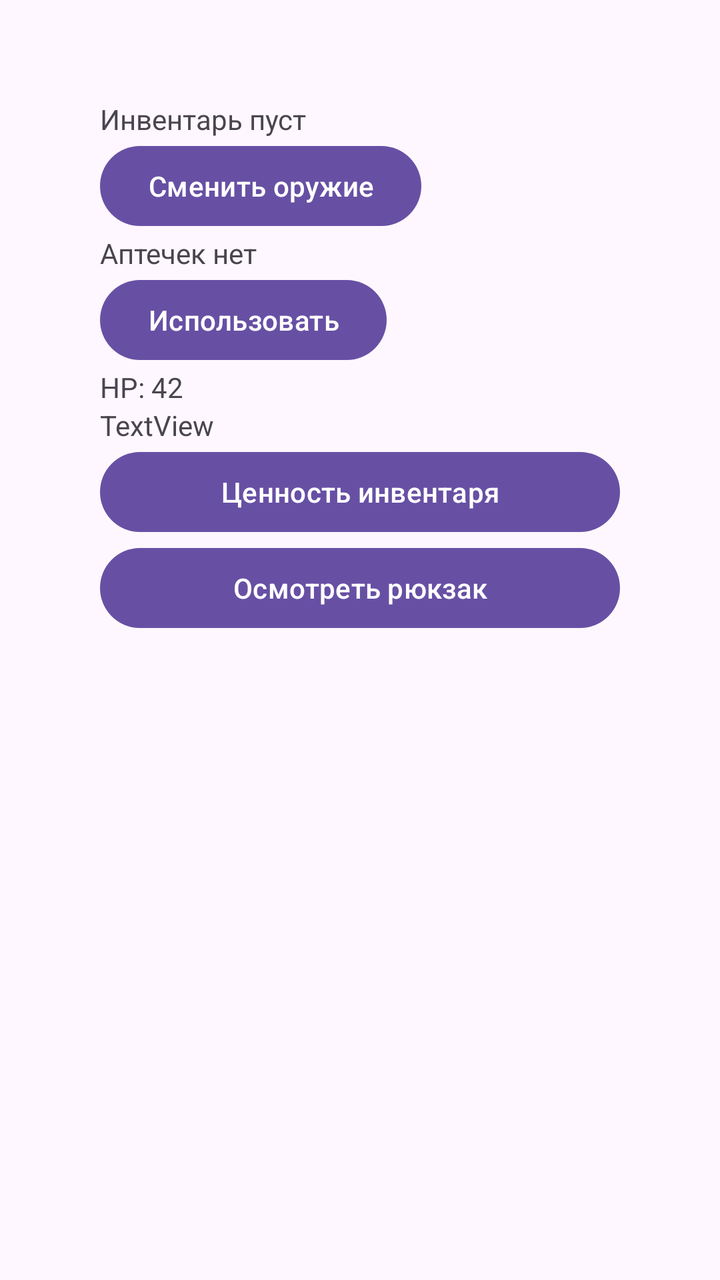
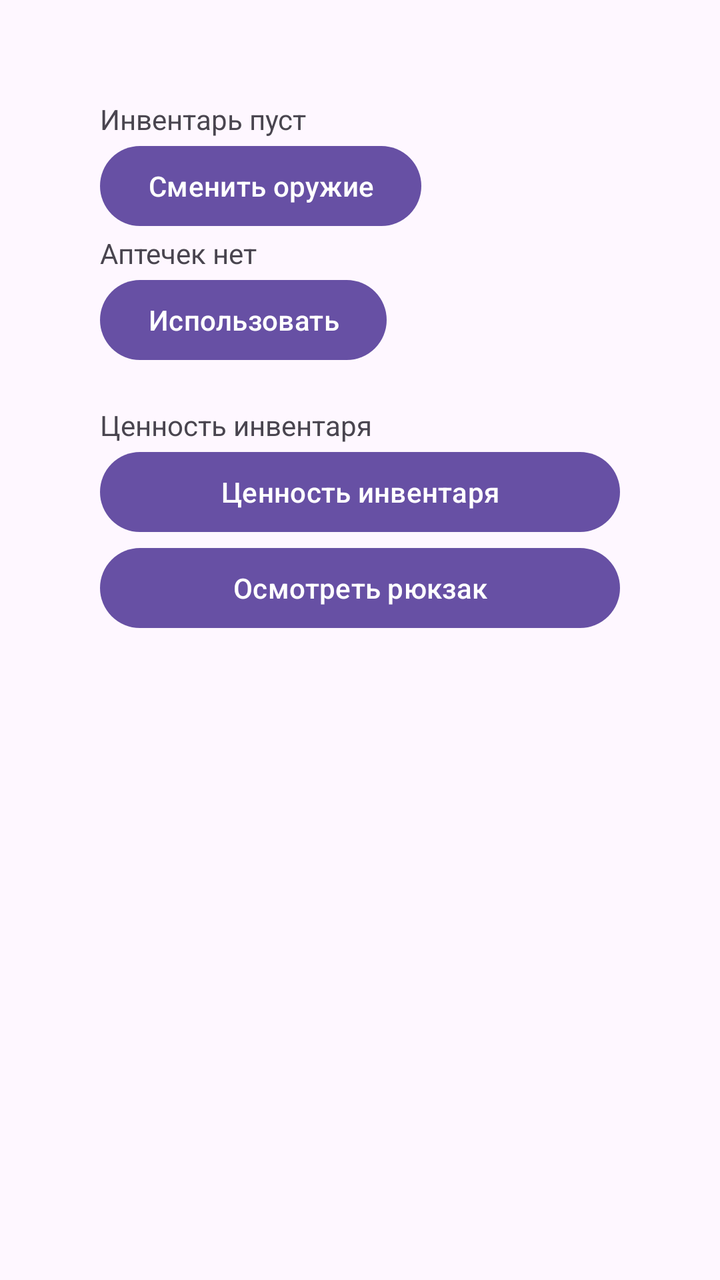

The first picture is an Android layout as it rendered before a commit; the second is the same layout after the commit. The layout source and the unified diff follow.
<!-- AndroidManifest.xml: application theme Theme.ApexLegends -->
<!-- res/layout/activity_main.xml -->
<LinearLayout xmlns:android="http://schemas.android.com/apk/res/android"
    android:id="@+id/main"
    android:layout_width="match_parent"
    android:layout_height="match_parent"
    android:orientation="vertical"
    android:padding="50dp">

    <TextView
        android:id="@+id/itemCard"
        android:layout_width="wrap_content"
        android:layout_height="wrap_content"
        android:text="Инвентарь пуст" />

    <Button
        android:id="@+id/switchWeaponButton"
        android:layout_width="wrap_content"
        android:layout_height="wrap_content"
        android:text="Сменить оружие" />

    <TextView
        android:id="@+id/tv_consumable"
        android:layout_width="match_parent"
        android:layout_height="wrap_content"
        android:text="Аптечек нет" />

    <Button
        android:id="@+id/btn_consumable_use"
        android:layout_width="wrap_content"
        android:layout_height="wrap_content"
        android:text="Использовать" />

    <TextView
        android:id="@+id/tv_health_bar"
        android:layout_width="match_parent"
        android:layout_height="wrap_content"
        android:text="HP: 42" />

    <TextView
        android:id="@+id/tv_summaryCard"
        android:layout_width="match_parent"
        android:layout_height="wrap_content"
        android:text="TextView" />

    <Button
        android:id="@+id/btn_value_button"
        android:layout_width="match_parent"
        android:layout_height="wrap_content"
        android:text="Ценность инвентаря" />

    <Button
        android:id="@+id/btn_next_item"
        android:layout_width="match_parent"
        android:layout_height="wrap_content"
        android:text="Осмотреть рюкзак" />

</LinearLayout>
<!-- resources referenced by this layout -->
<resources>
  <style name="Theme.ApexLegends" parent="Base.Theme.ApexLegends" />
  <style name="Base.Theme.ApexLegends" parent="Theme.Material3.DayNight.NoActionBar">
          
          
      </style>
</resources>

<!-- the commit's change to res/layout/activity_main.xml (unified diff, before → after) -->
@@ -18,13 +18,13 @@
         android:text="Сменить оружие" />
 
     <TextView
-        android:id="@+id/tv_consumable"
+        android:id="@+id/tv_hp_info"
         android:layout_width="match_parent"
         android:layout_height="wrap_content"
         android:text="Аптечек нет" />
 
     <Button
-        android:id="@+id/btn_consumable_use"
+        android:id="@+id/btn_use"
         android:layout_width="wrap_content"
         android:layout_height="wrap_content"
         android:text="Использовать" />
@@ -32,14 +32,13 @@
     <TextView
         android:id="@+id/tv_health_bar"
         android:layout_width="match_parent"
-        android:layout_height="wrap_content"
-        android:text="HP: 42" />
+        android:layout_height="wrap_content" />
 
     <TextView
         android:id="@+id/tv_summaryCard"
         android:layout_width="match_parent"
         android:layout_height="wrap_content"
-        android:text="TextView" />
+        android:text="Ценность инвентаря" />
 
     <Button
         android:id="@+id/btn_value_button"
